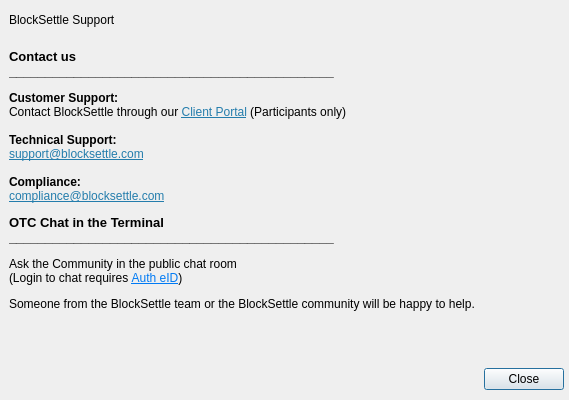
Before: the Qt Designer form BlockSettleUILib/InfoDialogs/SupportDialog.ui in BlockSettle/terminal, drawn with Qt 5.
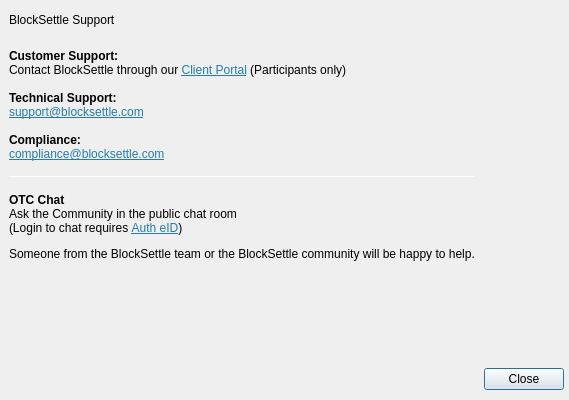
After: the same form once the commit is applied. The open tabs and pages were chosen to show the change. Icons and pictures are not drawn.

Patch:
```diff
--- a/BlockSettleUILib/InfoDialogs/SupportDialog.ui
+++ b/BlockSettleUILib/InfoDialogs/SupportDialog.ui
@@ -370,7 +370,7 @@
              <item>
               <widget class="QLabel" name="label_4">
                <property name="text">
-                <string>&lt;html&gt;&lt;head/&gt;&lt;body&gt;&lt;p&gt;&lt;span style=&quot; font-size:10pt; font-weight:600;&quot;&gt;Contact us&lt;br/&gt;_____________________________________________&lt;/span&gt;&lt;/p&gt;&lt;p&gt;&lt;span style=&quot; font-weight:600;&quot;&gt;Customer Support:&lt;/span&gt;&lt;br/&gt;Contact BlockSettle through our &lt;a href=&quot;http://pubb.blocksettle.com/&quot;&gt;&lt;span style=&quot; text-decoration: underline; color:#247dac;&quot;&gt;Client Portal&lt;/span&gt;&lt;/a&gt; (Participants only)&lt;br/&gt;&lt;br/&gt;&lt;span style=&quot; font-weight:600;&quot;&gt;Technical Support:&lt;/span&gt;&lt;br/&gt;&lt;a href=&quot;mailto:support@blocksettle.com&quot;&gt;&lt;span style=&quot; text-decoration: underline; color:#247dac;&quot;&gt;support@blocksettle.com&lt;/span&gt;&lt;/a&gt;&lt;br/&gt;&lt;br/&gt;&lt;span style=&quot; font-weight:600;&quot;&gt;Compliance:&lt;/span&gt;&lt;br/&gt;&lt;a href=&quot;mailto:compliance@blocksettle.com&quot;&gt;&lt;span style=&quot; text-decoration: underline; color:#247dac;&quot;&gt;compliance@blocksettle.com&lt;/span&gt;&lt;/a&gt;&lt;/p&gt;&lt;p&gt;&lt;span style=&quot; font-size:10pt; font-weight:600;&quot;&gt;OTC Chat in the Terminal &lt;br/&gt;_____________________________________________&lt;/span&gt;&lt;/p&gt;&lt;p&gt;Ask the Community in the public chat room &lt;br/&gt;(Login to chat requires &lt;a href=&quot;https://blocksettle.com/auth-eid&quot;&gt;&lt;span style=&quot; text-decoration: underline; color:#007af4;&quot;&gt;Auth eID&lt;/span&gt;&lt;/a&gt;)&lt;/p&gt;&lt;p&gt;Someone from the BlockSettle team or the BlockSettle community will be happy to help.&lt;/p&gt;&lt;/body&gt;&lt;/html&gt;</string>
+                <string>&lt;html&gt;&lt;head/&gt;&lt;body&gt;&lt;p&gt;&lt;span style=&quot; font-weight:600;&quot;&gt;Customer Support:&lt;/span&gt;&lt;br/&gt;Contact BlockSettle through our &lt;a href=&quot;http://pubb.blocksettle.com/&quot;&gt;&lt;span style=&quot; text-decoration: underline; color:#247dac;&quot;&gt;Client Portal&lt;/span&gt;&lt;/a&gt; (Participants only)&lt;br/&gt;&lt;br/&gt;&lt;span style=&quot; font-weight:600;&quot;&gt;Technical Support:&lt;/span&gt;&lt;br/&gt;&lt;a href=&quot;mailto:support@blocksettle.com&quot;&gt;&lt;span style=&quot; text-decoration: underline; color:#247dac;&quot;&gt;support@blocksettle.com&lt;/span&gt;&lt;/a&gt;&lt;br/&gt;&lt;br/&gt;&lt;span style=&quot; font-weight:600;&quot;&gt;Compliance:&lt;/span&gt;&lt;br/&gt;&lt;a href=&quot;mailto:compliance@blocksettle.com&quot;&gt;&lt;span style=&quot; text-decoration: underline; color:#247dac;&quot;&gt;compliance@blocksettle.com&lt;/span&gt;&lt;/a&gt;&lt;/p&gt;&lt;/body&gt;&lt;/html&gt;</string>
                </property>
                <property name="textFormat">
                 <enum>Qt::RichText</enum>
@@ -389,6 +389,45 @@
                </property>
               </widget>
              </item>
+             <item>
+              <widget class="Line" name="line_2">
+               <property name="minimumSize">
+                <size>
+                 <width>0</width>
+                 <height>1</height>
+                </size>
+               </property>
+               <property name="maximumSize">
+                <size>
+                 <width>16777215</width>
+                 <height>1</height>
+                </size>
+               </property>
+               <property name="orientation">
+                <enum>Qt::Horizontal</enum>
+               </property>
+              </widget>
+             </item>
+             <item>
+              <widget class="QLabel" name="label_3">
+               <property name="text">
+                <string>&lt;html&gt;&lt;head/&gt;&lt;body&gt;&lt;p&gt;&lt;span style=&quot; font-weight:600;&quot;&gt;OTC Chat&lt;/span&gt;&lt;span style=&quot; font-size:10pt; font-weight:600;&quot;&gt;&lt;br/&gt;&lt;/span&gt;Ask the Community in the public chat room &lt;br/&gt;(Login to chat requires &lt;a href=&quot;https://blocksettle.com/auth-eid&quot;&gt;&lt;span style=&quot; text-decoration: underline; color:#247dac;&quot;&gt;Auth eID&lt;/span&gt;&lt;/a&gt;)&lt;/p&gt;&lt;p&gt;Someone from the BlockSettle team or the BlockSettle community will be happy to help.&lt;/p&gt;&lt;/body&gt;&lt;/html&gt;</string>
+               </property>
+              </widget>
+             </item>
+             <item>
+              <spacer name="verticalSpacer_3">
+               <property name="orientation">
+                <enum>Qt::Vertical</enum>
+               </property>
+               <property name="sizeHint" stdset="0">
+                <size>
+                 <width>20</width>
+                 <height>40</height>
+                </size>
+               </property>
+              </spacer>
+             </item>
             </layout>
            </widget>
           </item>
```
